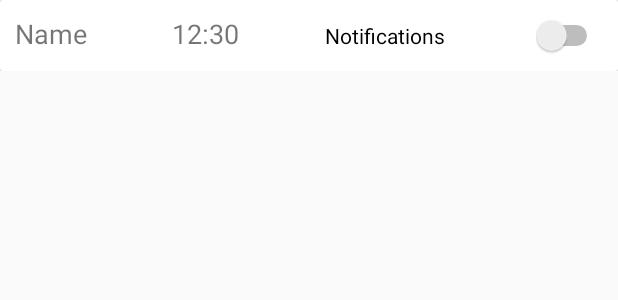
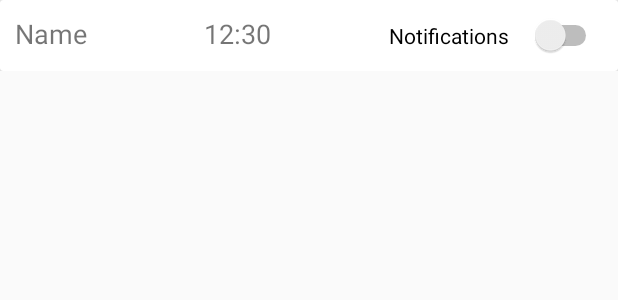
Before and after one commit to Bluejet1179/HomeworkPlannerApp, an Android app: the layout subject_row.xml on its own in the app's theme, with its tools: preview values and no code run, on a phone screen of 412 x 824 dp. Shown: the top 300 px of the screen. Run offline under Robolectric (Android 15) with nearby library versions, the phone set to English and light mode, and no system bars.

```diff
--- a/app/src/main/java/com/rflora/homeworkplannerapp/Assignments/RecyclerAdapterAssignment.java
+++ b/app/src/main/java/com/rflora/homeworkplannerapp/Assignments/RecyclerAdapterAssignment.java
@@ -27,7 +27,6 @@ public class RecyclerAdapterAssignment extends RecyclerView.Adapter<RecyclerAdap
     // you provide access to all the views for a data item in a view holder
     public static class ViewHolder extends RecyclerView.ViewHolder {
         // each data item is just a string in this case
-        //TODO:Add all views into constructor
         public TextView mName;
         public TextView mDateDue;
         public TextView mDescription;
@@ -59,7 +58,6 @@ public class RecyclerAdapterAssignment extends RecyclerView.Adapter<RecyclerAdap
     @Override
     public RecyclerAdapterAssignment.ViewHolder onCreateViewHolder(ViewGroup parent,
                                                    int viewType) {
-        //TODO: Link up views
         // create a new view
         View v = (View) LayoutInflater.from(parent.getContext())
                 .inflate(R.layout.assignment_row, parent, false);
@@ -73,7 +71,6 @@ public class RecyclerAdapterAssignment extends RecyclerView.Adapter<RecyclerAdap
     public void onBindViewHolder(final ViewHolder holder, final int position) {
         // - get element from your dataset at this position
         // - replace the contents of the view with that element
-        //TODO:Get data from list and set data to viewholder
         holder.mName.setText(mAssignments.get(position).getName());
         holder.mDescription.setText(mAssignments.get(position).getDescription());
         holder.mSubject.setText(mAssignments.get(position).getSubject());
--- a/app/src/main/java/com/rflora/homeworkplannerapp/Base/SectionsPagerAdapter.java
+++ b/app/src/main/java/com/rflora/homeworkplannerapp/Base/SectionsPagerAdapter.java
@@ -28,7 +28,6 @@ private FragmentManager mFragmentManager;
 
             return assignmentListFragment;
         }else {
-            //TODO:Subject fragment
             SubjectListFragment subjectListFragment = new SubjectListFragment();
            return  subjectListFragment;
         }
--- a/app/src/main/res/layout/subject_row.xml
+++ b/app/src/main/res/layout/subject_row.xml
@@ -44,7 +44,7 @@
                     android:id="@+id/notification_option"
                     android:layout_width="wrap_content"
                     android:layout_height="wrap_content"
-                    android:layout_weight="1"
+                    android:layout_weight="0.18"
                     android:text="Notifications"/>
             </LinearLayout>
         </FrameLayout>
```
Also changed, not shown: app/src/main/java/com/rflora/homeworkplannerapp/Base/MainActivityTabs.java (+12 -1 lines).
